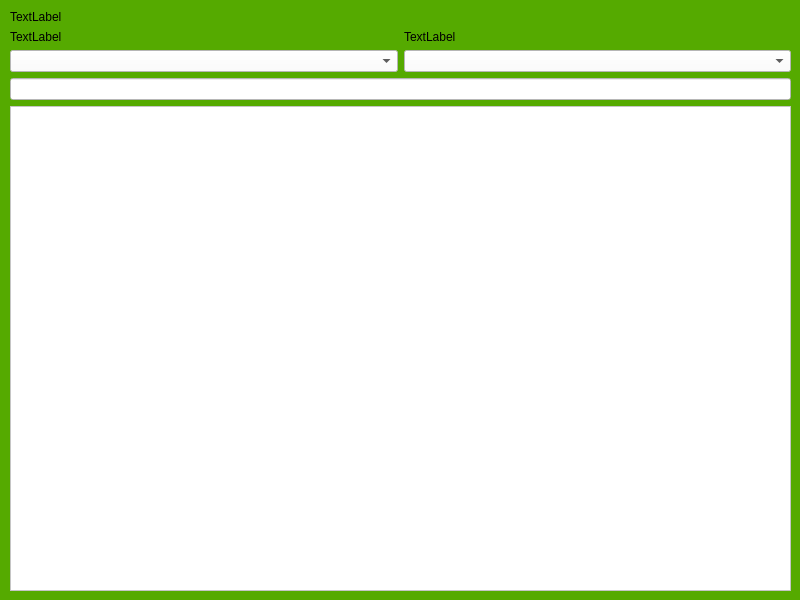
This is lib/search.ui in joew5887/FPL-Player as Qt 5 draws it before an edit. The edited form follows.
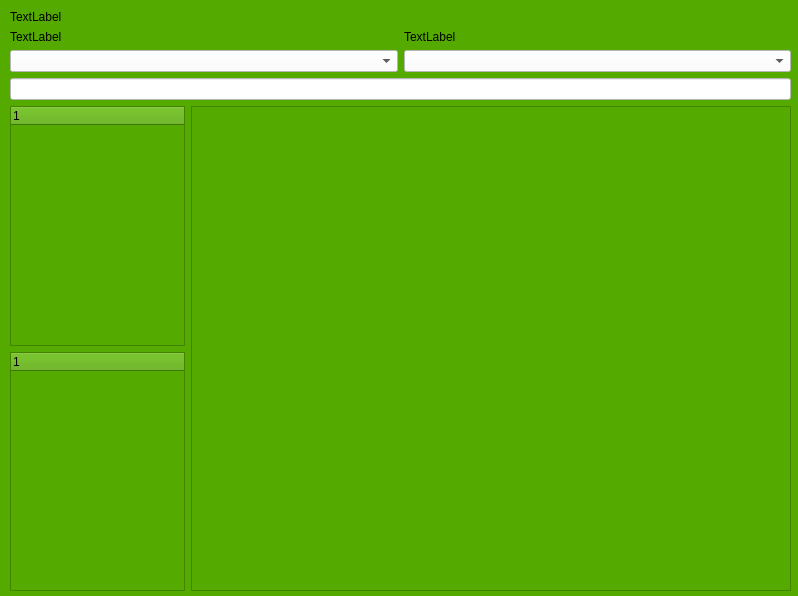
This is the edited form.

```diff
--- a/lib/search.ui
+++ b/lib/search.ui
@@ -6,8 +6,8 @@
    <rect>
     <x>0</x>
     <y>0</y>
-    <width>800</width>
-    <height>600</height>
+    <width>798</width>
+    <height>596</height>
    </rect>
   </property>
   <property name="windowTitle">
@@ -74,11 +74,46 @@
       </widget>
      </item>
      <item>
-      <widget class="QTableWidget" name="output_tbl">
-       <property name="styleSheet">
-        <string notr="true">background-color:rgb(255, 255, 255);</string>
-       </property>
-      </widget>
+      <layout class="QHBoxLayout" name="horizontalLayout">
+       <item>
+        <layout class="QVBoxLayout" name="verticalLayout">
+         <item>
+          <widget class="QTreeWidget" name="treeWidget">
+           <column>
+            <property name="text">
+             <string notr="true">1</string>
+            </property>
+           </column>
+          </widget>
+         </item>
+         <item>
+          <widget class="QTreeWidget" name="treeWidget_2">
+           <column>
+            <property name="text">
+             <string notr="true">1</string>
+            </property>
+           </column>
+          </widget>
+         </item>
+        </layout>
+       </item>
+       <item>
+        <widget class="QTableWidget" name="output_tbl">
+         <property name="minimumSize">
+          <size>
+           <width>600</width>
+           <height>0</height>
+          </size>
+         </property>
+         <property name="maximumSize">
+          <size>
+           <width>16777215</width>
+           <height>16777215</height>
+          </size>
+         </property>
+        </widget>
+       </item>
+      </layout>
      </item>
     </layout>
    </widget>
```
